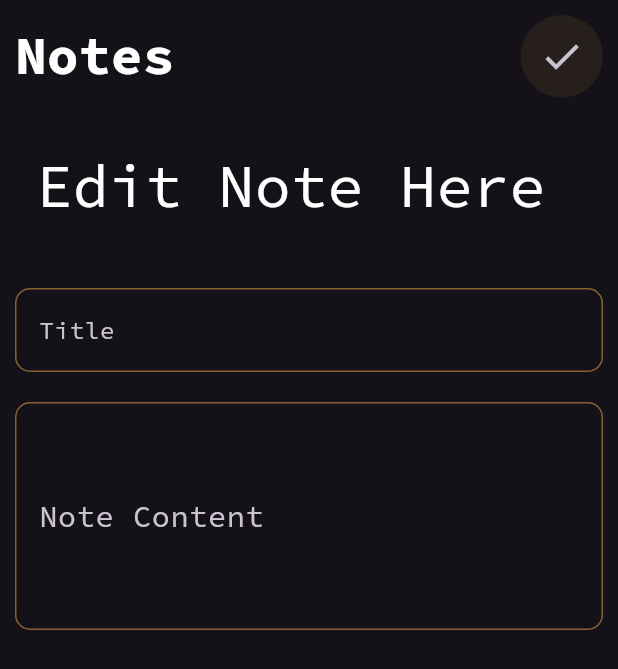
After one commit to AMN-2/NoteApp, a Flutter app: the screen it shows after launch, after a tap on "Flutter Tips", on a phone screen of 412 x 824 dp. The commit adds this screen. Shown: the top 669 px of the screen. Run offline on Flutter 3.47's test engine with Material 3 defaults, Android fonts, the phone set to English and light mode, and no system bars; our stand-ins replace google_fonts.

Commit message:
add Edit page And Change Search and Save Icon

```diff
--- a/lib/views/notes_view.dart
+++ b/lib/views/notes_view.dart
@@ -25,7 +25,7 @@ class NotesView extends StatelessWidget {
         child: Column(
           children: [
             // coustem appbar
-            CoustemAppbar(),
+            CoustemAppbar(btnIcon: Icon(Icons.search),),
             // coustem appbar
             Container(
               width: double.infinity,
--- a/lib/views/widgets/ButtomSheetContent.dart
+++ b/lib/views/widgets/ButtomSheetContent.dart
@@ -87,7 +87,7 @@ class AddNoteButtomSheet extends StatelessWidget {
           ),
           Container(
             decoration: BoxDecoration(
-              borderRadius: BorderRadius.circular(20),
+              borderRadius: BorderRadius.circular(10),
               color: const Color.fromARGB(255, 134, 97, 51),
             ),
             height: 50,
--- /dev/null
+++ b/lib/views/widgets/Edit_note_view.dart
@@ -0,0 +1,11 @@
+import 'package:flutter/material.dart';
+import 'package:noteapp/views/widgets/Edit_note_view_body.dart';
+
+class EditNoteViwe extends StatelessWidget {
+  const EditNoteViwe({super.key});
+
+  @override
+  Widget build(BuildContext context) {
+    return const EditNoteViewBody();
+  }
+}
--- /dev/null
+++ b/lib/views/widgets/Edit_note_view_body.dart
@@ -0,0 +1,89 @@
+import 'package:flutter/material.dart';
+import 'package:google_fonts/google_fonts.dart';
+import 'package:noteapp/views/widgets/coustem_appbar.dart';
+
+class EditNoteViewBody extends StatelessWidget {
+  const EditNoteViewBody({super.key});
+
+  @override
+  Widget build(BuildContext context) {
+    return Scaffold(
+      body: SafeArea(
+        child: Padding(
+          padding: const EdgeInsets.all(10),
+          child: Column(
+            children: [
+              const CoustemAppbar(
+                btnIcon: Icon(Icons.done),
+              ),
+              const SizedBox(
+                height: 30,
+              ),
+              Center(
+                child: Text(
+                  'Edit Note Here ',
+                  style: GoogleFonts.sourceCodePro(
+                    fontSize: 40,
+                    color: Colors.white,
+                    fontWeight: FontWeight.normal,
+                  ),
+                ),
+              ),
+              const SizedBox(
+                height: 40,
+              ),
+              TextField(
+                cursorColor: Colors.white,
+                // autofocus: true,
+                decoration: InputDecoration(
+                  enabledBorder: OutlineInputBorder(
+                    borderRadius: BorderRadius.circular(10),
+                    borderSide: const BorderSide(
+                      color: Color.fromARGB(255, 134, 97, 51),
+                    ),
+                  ),
+                  focusedBorder: OutlineInputBorder(
+                    borderRadius: BorderRadius.circular(10),
+                    borderSide: const BorderSide(color: Colors.white),
+                  ),
+                  border: OutlineInputBorder(
+                    borderRadius: BorderRadius.circular(10),
+                  ),
+                  label: const Text('Title'),
+                  labelStyle: GoogleFonts.sourceCodePro(),
+                ),
+              ),
+              const SizedBox(
+                height: 20,
+              ),
+              TextField(
+                maxLines: 5,
+                cursorColor: Colors.white,
+                // autofocus: true,
+                decoration: InputDecoration(
+                  enabledBorder: OutlineInputBorder(
+                    borderRadius: BorderRadius.circular(10),
+                    borderSide: const BorderSide(
+                      color: Color.fromARGB(255, 134, 97, 51),
+                    ),
+                  ),
+                  focusedBorder: OutlineInputBorder(
+                    borderRadius: BorderRadius.circular(10),
+                    borderSide: const BorderSide(color: Colors.white),
+                  ),
+                  border: OutlineInputBorder(
+                    borderRadius: BorderRadius.circular(10),
+                  ),
+                  label: const Text('Note Content'),
+                  labelStyle: GoogleFonts.sourceCodePro(
+                    fontSize: 20,
+                  ),
+                ),
+              ),
+            ],
+          ),
+        ),
+      ),
+    );
+  }
+}
--- a/lib/views/widgets/coustem_appbar.dart
+++ b/lib/views/widgets/coustem_appbar.dart
@@ -2,8 +2,8 @@ import 'package:flutter/material.dart';
 import 'package:google_fonts/google_fonts.dart';
 
 class CoustemAppbar extends StatelessWidget {
-  const CoustemAppbar({super.key});
-
+ const CoustemAppbar({required this.btnIcon});
+   final btnIcon;
   @override
   Widget build(BuildContext context) {
     return Row(
@@ -29,12 +29,11 @@ class CoustemAppbar extends StatelessWidget {
               borderRadius: BorderRadius.circular(30)),
           child: Center(
             child: IconButton(
-              onPressed: () {},
-              icon: const Icon(
-                Icons.search,
-                size: 30,
-                color: Colors.white,
-              ),
+              onPressed: () {
+                print('search') ;
+              },
+              icon: btnIcon,
+              iconSize: 30,
             ),
           ),
         ),
--- a/lib/views/widgets/note_Item.dart
+++ b/lib/views/widgets/note_Item.dart
@@ -2,6 +2,7 @@
 
 import 'package:flutter/material.dart';
 import 'package:google_fonts/google_fonts.dart';
+import 'package:noteapp/views/widgets/Edit_note_view.dart';
 
 class NoteItem extends StatelessWidget {
   NoteItem({super.key, required this.mainColor});
@@ -9,7 +10,13 @@ class NoteItem extends StatelessWidget {
 
   @override
   Widget build(BuildContext context) {
-    return Container(
+    return InkWell(
+      onTap: () {
+        Navigator.push(context, MaterialPageRoute(builder: (context) {
+          return const EditNoteViwe();
+        }));
+      },
+      child: Container(
         padding: EdgeInsets.symmetric(vertical: 10, horizontal: 5),
         height: 250,
         width: double.infinity,
@@ -58,6 +65,7 @@ class NoteItem extends StatelessWidget {
             ),
           ],
         ),
+      ),
     );
   }
 }
```
Lines whose indentation alone changed are shown as unchanged.
